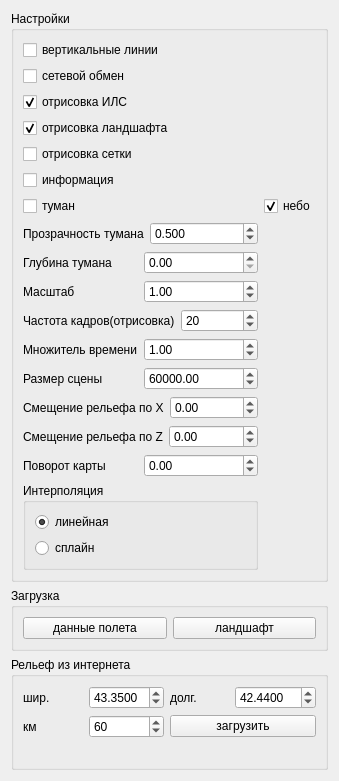
First picture: the form in formsettings.ui, repository FedorGurin/3DWorld, before the edit.
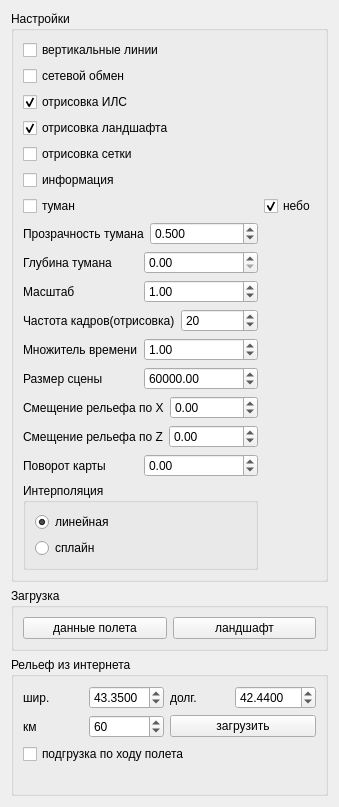
Second picture: the form after the edit.

Commit message: Подгрузка рельефа по ходу полета (сцена без фиксированных границ)

Patch:
```diff
--- a/formsettings.ui
+++ b/formsettings.ui
@@ -385,6 +385,9 @@
          <widget class="QPushButton" name="pushButtonTerrainOnline"><property name="text"><string>загрузить</string></property></widget>
         </item>
         <item row="2" column="0" colspan="4">
+         <widget class="QCheckBox" name="checkBoxTerrainStreaming"><property name="text"><string>подгрузка по ходу полета</string></property></widget>
+        </item>
+        <item row="3" column="0" colspan="4">
          <widget class="QLabel" name="labelTerrainStatus"><property name="wordWrap"><bool>true</bool></property></widget>
         </item>
        </layout>
```
The commit also changes 11 other files.
